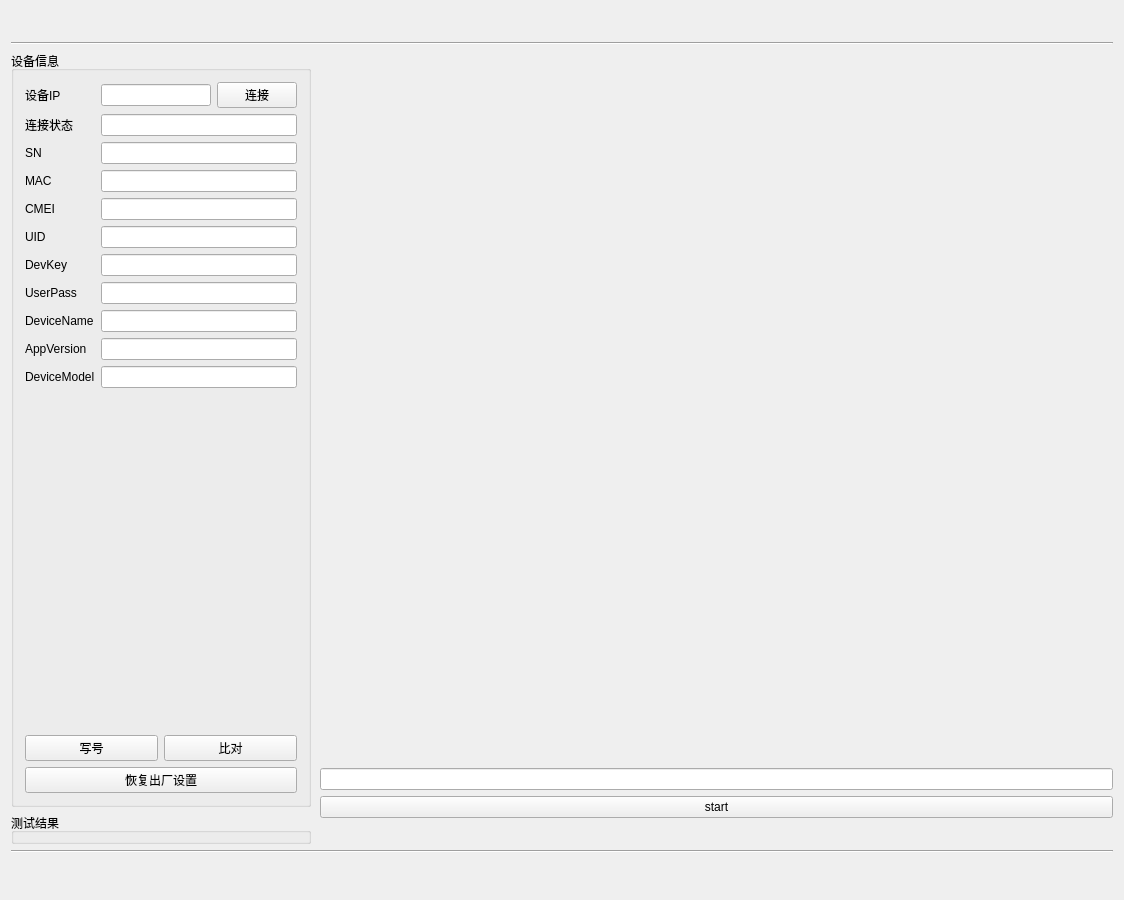
This is IPCTestDemo/IPCTestDemo.ui in MMQQING/IPCTestDemo as Qt 5 draws it before an edit. The edited form follows.
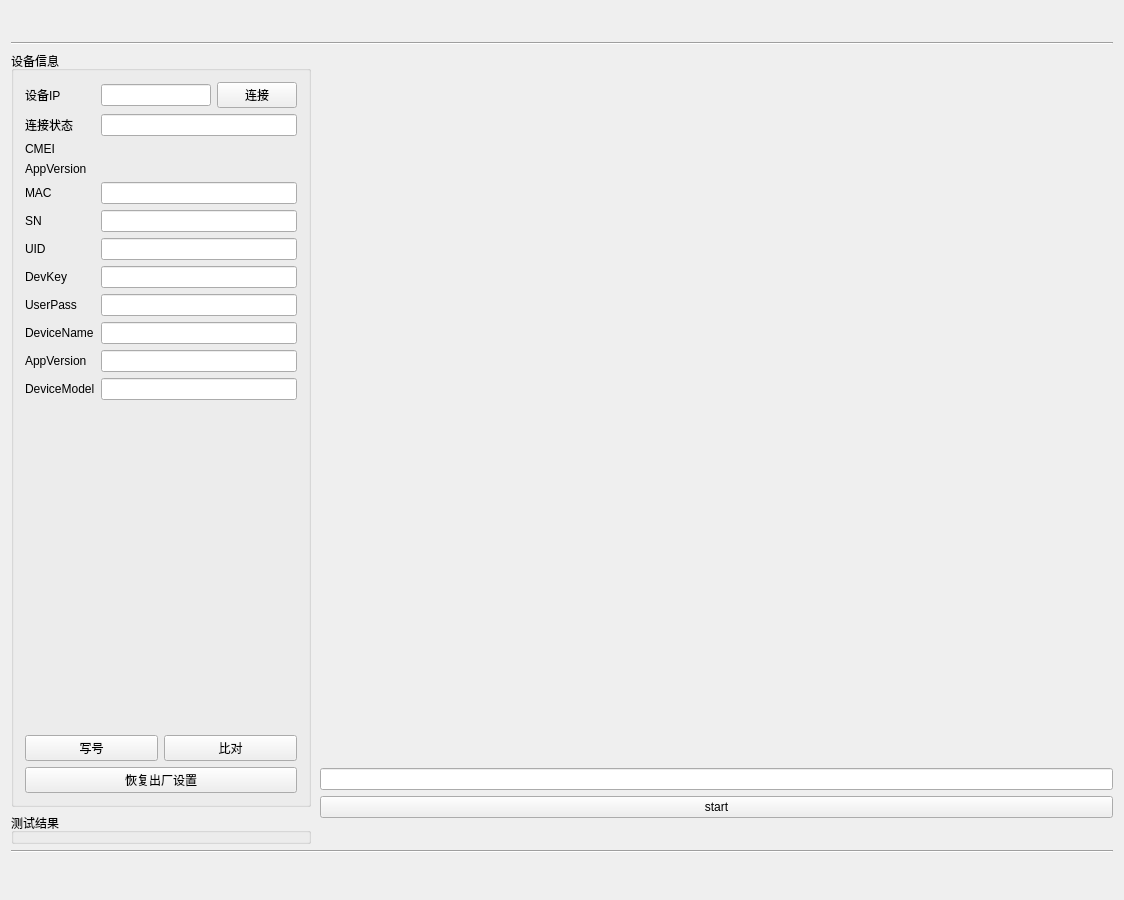
This is the edited form. Custom widgets are drawn as their Qt base class.

Commit message: 修改通过CMEI获取mes信息，增加输入框一键清除功能。

What changed in the file:
```diff
--- a/IPCTestDemo/IPCTestDemo.ui
+++ b/IPCTestDemo/IPCTestDemo.ui
@@ -106,34 +106,6 @@
                 </property>
                 <item>
                  <layout class="QGridLayout" name="gridLayout_4">
-                  <item row="7" column="0">
-                   <widget class="QLabel" name="label_UserPass">
-                    <property name="text">
-                     <string>UserPass</string>
-                    </property>
-                   </widget>
-                  </item>
-                  <item row="4" column="0">
-                   <widget class="QLabel" name="label_CMEI">
-                    <property name="text">
-                     <string>CMEI</string>
-                    </property>
-                   </widget>
-                  </item>
-                  <item row="8" column="0">
-                   <widget class="QLabel" name="label_DeviceName">
-                    <property name="text">
-                     <string>DeviceName</string>
-                    </property>
-                   </widget>
-                  </item>
-                  <item row="2" column="0">
-                   <widget class="QLabel" name="label_SN">
-                    <property name="text">
-                     <string>SN</string>
-                    </property>
-                   </widget>
-                  </item>
                   <item row="0" column="2">
                    <layout class="QHBoxLayout" name="horizontalLayout_3">
                     <item>
@@ -148,36 +120,26 @@
                     </item>
                    </layout>
                   </item>
-                  <item row="1" column="0">
-                   <widget class="QLabel" name="label_connect">
-                    <property name="text">
-                     <string>连接状态</string>
-                    </property>
-                   </widget>
-                  </item>
-                  <item row="1" column="2">
-                   <widget class="QLineEdit" name="lineEdit_connect"/>
-                  </item>
-                  <item row="8" column="2">
-                   <widget class="QLineEdit" name="lineEdit_DeviceName"/>
-                  </item>
-                  <item row="3" column="0">
+                  <item row="4" column="0">
                    <widget class="QLabel" name="label_MAC">
                     <property name="text">
                      <string>MAC</string>
                     </property>
                    </widget>
                   </item>
-                  <item row="7" column="2">
-                   <widget class="QLineEdit" name="lineEdit_UserPass"/>
-                  </item>
                   <item row="9" column="0">
-                   <widget class="QLabel" name="label_AppVersion">
+                   <widget class="QLabel" name="label_DeviceName">
                     <property name="text">
-                     <string>AppVersion</string>
+                     <string>DeviceName</string>
                     </property>
                    </widget>
                   </item>
+                  <item row="6" column="2">
+                   <widget class="QLineEdit" name="lineEdit_UID"/>
+                  </item>
+                  <item row="2" column="2">
+                   <widget class="QWidget" name="SN_widget" native="true"/>
+                  </item>
                   <item row="0" column="0">
                    <widget class="QLabel" name="label_IP">
                     <property name="text">
@@ -185,48 +147,96 @@
                     </property>
                    </widget>
                   </item>
-                  <item row="5" column="0">
-                   <widget class="QLabel" name="label_UID">
-                    <property name="text">
-                     <string>UID</string>
-                    </property>
-                   </widget>
+                  <item row="1" column="2">
+                   <widget class="QLineEdit" name="lineEdit_connect"/>
                   </item>
-                  <item row="2" column="2">
+                  <item row="7" column="2">
+                   <widget class="QLineEdit" name="lineEdit_DevKey"/>
+                  </item>
+                  <item row="5" column="2">
                    <widget class="QLineEdit" name="lineEdit_SN"/>
                   </item>
-                  <item row="6" column="0">
+                  <item row="10" column="0">
+                   <widget class="QLabel" name="label_AppVersion">
+                    <property name="text">
+                     <string>AppVersion</string>
+                    </property>
+                   </widget>
+                  </item>
+                  <item row="7" column="0">
                    <widget class="QLabel" name="label_DevKey">
                     <property name="text">
                      <string>DevKey</string>
                     </property>
                    </widget>
                   </item>
+                  <item row="1" column="0">
+                   <widget class="QLabel" name="label_connect">
+                    <property name="text">
+                     <string>连接状态</string>
+                    </property>
+                   </widget>
+                  </item>
+                  <item row="11" column="0">
+                   <widget class="QLabel" name="label_DeviceModel">
+                    <property name="text">
+                     <string>DeviceModel</string>
+                    </property>
+                   </widget>
+                  </item>
                   <item row="9" column="2">
+                   <widget class="QLineEdit" name="lineEdit_DeviceName"/>
+                  </item>
+                  <item row="6" column="0">
+                   <widget class="QLabel" name="label_UID">
+                    <property name="text">
+                     <string>UID</string>
+                    </property>
+                   </widget>
+                  </item>
+                  <item row="3" column="0">
+                   <widget class="QLabel" name="AppVersion_label">
+                    <property name="text">
+                     <string>AppVersion</string>
+                    </property>
+                   </widget>
+                  </item>
+                  <item row="10" column="2">
                    <widget class="QLineEdit" name="lineEdit_AppVersion"/>
                   </item>
-                  <item row="5" column="2">
-                   <widget class="QLineEdit" name="lineEdit_UID"/>
-                  </item>
-                  <item row="6" column="2">
-                   <widget class="QLineEdit" name="lineEdit_DevKey"/>
-                  </item>
                   <item row="4" column="2">
-                   <widget class="QLineEdit" name="lineEdit_CMEI"/>
-                  </item>
-                  <item row="3" column="2">
                    <widget class="QLineEdit" name="lineEdit_MAC"/>
                   </item>
-                  <item row="10" column="0">
-                   <widget class="QLabel" name="label_DeviceModel">
-                    <property name="text">
-                     <string>DeviceModel</string>
-                    </property>
-                   </widget>
-                  </item>
-                  <item row="10" column="2">
+                  <item row="11" column="2">
                    <widget class="QLineEdit" name="lineEdit_DeviceModel"/>
                   </item>
+                  <item row="8" column="2">
+                   <widget class="QLineEdit" name="lineEdit_UserPass"/>
+                  </item>
+                  <item row="8" column="0">
+                   <widget class="QLabel" name="label_UserPass">
+                    <property name="text">
+                     <string>UserPass</string>
+                    </property>
+                   </widget>
+                  </item>
+                  <item row="3" column="2">
+                   <widget class="QWidget" name="AppVersion_widget" native="true"/>
+                  </item>
+                  <item row="5" column="0">
+                   <widget class="QLabel" name="label_SN">
+                    <property name="text">
+                     <string>SN</string>
+                    </property>
+                   </widget>
+                  </item>
+                  <item row="2" column="0">
+                   <widget class="QLabel" name="label_CMEI">
+                    <property name="text">
+                     <string>CMEI</string>
+                    </property>
+                   </widget>
+                  </item>
                  </layout>
                 </item>
                 <item>
```
The commit also changes 12 other files.
